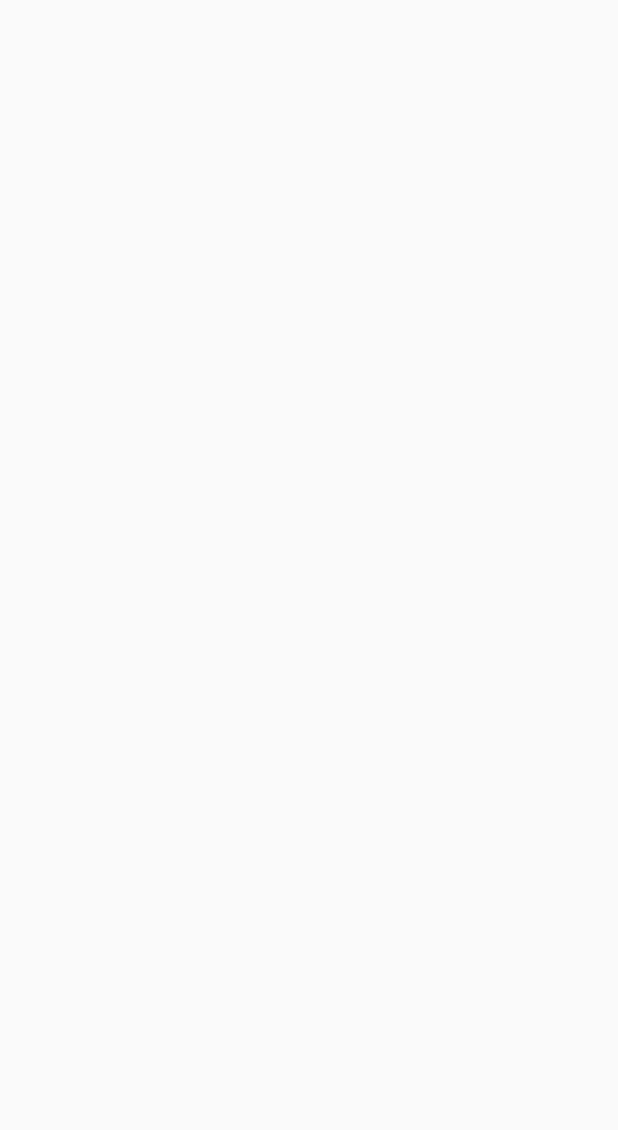
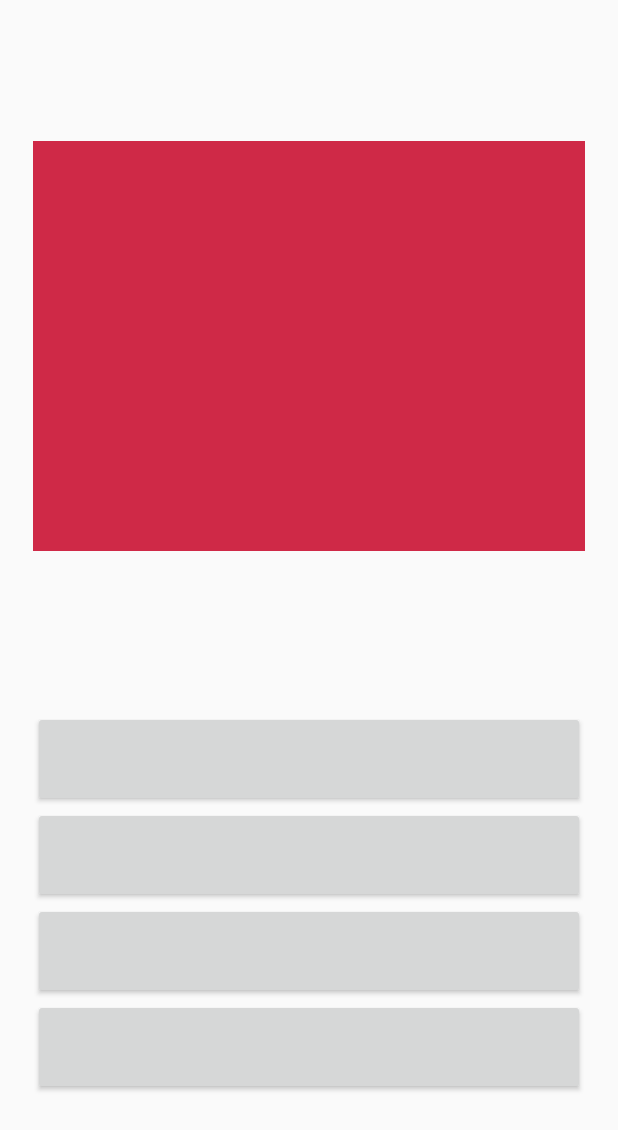
Before and after one commit to Stovedal/RoyalTrashApp, an Android app: the QuizActivity screen opened directly, with no data from a screen before it, on a phone screen of 412 x 824 dp. Before the commit the part shown is empty. Shown: the top 1130 px of the screen. Run offline under Robolectric (Android 15) with nearby library versions, the phone set to English and light mode, and no system bars.

Commit message:
Quiz Layout

```diff
--- a/app/src/main/res/layout/activity_quiz.xml
+++ b/app/src/main/res/layout/activity_quiz.xml
@@ -6,4 +6,50 @@
     android:layout_height="match_parent"
     tools:context=".QuizActivity">
 
+    <FrameLayout
+        android:id="@+id/frameLayout"
+        android:layout_width="368dp"
+        android:layout_height="273dp"
+        android:layout_marginBottom="13dp"
+        android:layout_marginEnd="8dp"
+        android:layout_marginStart="8dp"
+        android:layout_marginTop="8dp"
+        android:background="@color/colorAccent"
+        app:layout_constraintBottom_toTopOf="@+id/linearLayout"
+        app:layout_constraintEnd_toEndOf="parent"
+        app:layout_constraintStart_toStartOf="parent"
+        app:layout_constraintTop_toTopOf="parent">
+
+    </FrameLayout>
+
+    <LinearLayout
+        android:id="@+id/linearLayout"
+        android:layout_width="368dp"
+        android:layout_height="wrap_content"
+        android:layout_marginBottom="8dp"
+        android:layout_marginEnd="8dp"
+        android:layout_marginStart="8dp"
+        android:layout_marginTop="8dp"
+        android:orientation="vertical"
+        app:layout_constraintBottom_toBottomOf="parent"
+        app:layout_constraintEnd_toEndOf="parent"
+        app:layout_constraintStart_toStartOf="parent"
+        app:layout_constraintTop_toBottomOf="@+id/frameLayout">
+
+        <Button
+            android:layout_width="match_parent"
+            android:layout_height="@dimen/quiz_button" />
+
+        <Button
+            android:layout_width="match_parent"
+            android:layout_height="@dimen/quiz_button" />
+
+        <Button
+            android:layout_width="match_parent"
+            android:layout_height="@dimen/quiz_button" />
+
+        <Button
+            android:layout_width="match_parent"
+            android:layout_height="@dimen/quiz_button" />
+    </LinearLayout>
 </android.support.constraint.ConstraintLayout>
--- a/app/src/main/res/values/dimens.xml
+++ b/app/src/main/res/values/dimens.xml
@@ -1,3 +1,4 @@
 <resources>
     <dimen name="fab_margin">16dp</dimen>
+    <dimen name="quiz_button">64dp</dimen>
 </resources>
```
